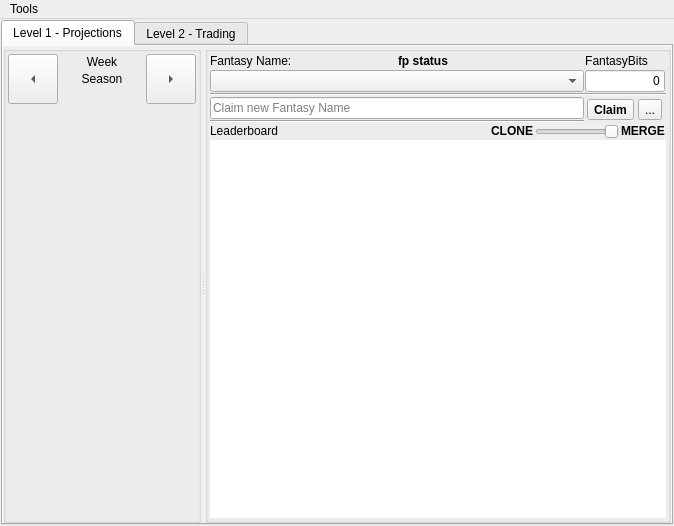
Qt form tradingfootball/mainwindow.ui (protoblock/protoblock) before a commit.
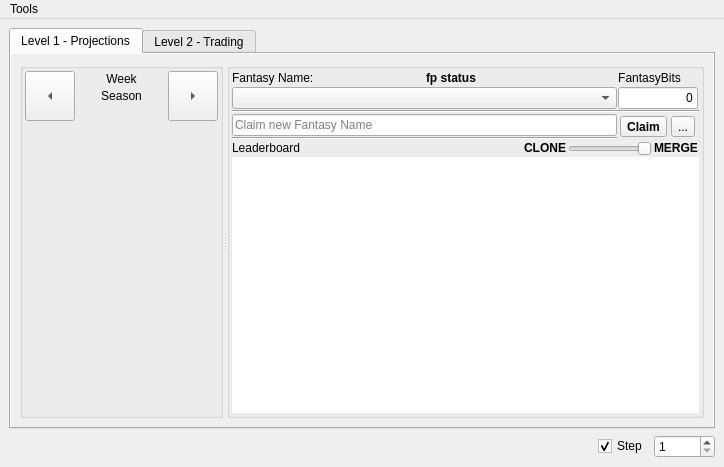
The same form after that commit. The open tabs and pages were chosen to show the change. Icons and pictures are not drawn. Custom widgets are drawn as their Qt base class.

Commit message: testing ll2 with block-exlporer

```diff
--- a/tradingfootball/mainwindow.ui
+++ b/tradingfootball/mainwindow.ui
@@ -6,8 +6,8 @@
    <rect>
     <x>0</x>
     <y>0</y>
-    <width>674</width>
-    <height>526</height>
+    <width>724</width>
+    <height>467</height>
    </rect>
   </property>
   <property name="windowTitle">
@@ -17,23 +17,8 @@
    <bool>false</bool>
   </property>
   <widget class="QWidget" name="centralwidget">
-   <layout class="QGridLayout" name="gridLayout_6" rowstretch="0">
-    <property name="leftMargin">
-     <number>1</number>
-    </property>
-    <property name="topMargin">
-     <number>1</number>
-    </property>
-    <property name="rightMargin">
-     <number>1</number>
-    </property>
-    <property name="bottomMargin">
-     <number>1</number>
-    </property>
-    <property name="spacing">
-     <number>1</number>
-    </property>
-    <item row="0" column="0">
+   <layout class="QGridLayout" name="gridLayout_7">
+    <item row="0" column="0" colspan="3">
      <widget class="QTabWidget" name="tabWidget">
       <property name="autoFillBackground">
        <bool>true</bool>
@@ -85,22 +70,7 @@
        <attribute name="title">
         <string notr="true">Level 1 - Projections</string>
        </attribute>
-       <layout class="QGridLayout" name="gridLayout_7">
-        <property name="leftMargin">
-         <number>0</number>
-        </property>
-        <property name="topMargin">
-         <number>0</number>
-        </property>
-        <property name="rightMargin">
-         <number>0</number>
-        </property>
-        <property name="bottomMargin">
-         <number>0</number>
-        </property>
-        <property name="horizontalSpacing">
-         <number>0</number>
-        </property>
+       <layout class="QGridLayout" name="gridLayout_6">
         <item row="0" column="0">
          <widget class="QSplitter" name="splitter">
           <property name="orientation">
@@ -758,6 +728,39 @@
       </widget>
      </widget>
     </item>
+    <item row="1" column="0">
+     <spacer name="horizontalSpacer_3">
+      <property name="orientation">
+       <enum>Qt::Horizontal</enum>
+      </property>
+      <property name="sizeHint" stdset="0">
+       <size>
+        <width>594</width>
+        <height>20</height>
+       </size>
+      </property>
+     </spacer>
+    </item>
+    <item row="1" column="1">
+     <widget class="QCheckBox" name="doStep">
+      <property name="text">
+       <string>Step</string>
+      </property>
+      <property name="checked">
+       <bool>true</bool>
+      </property>
+     </widget>
+    </item>
+    <item row="1" column="2">
+     <widget class="QSpinBox" name="blockNum">
+      <property name="minimum">
+       <number>1</number>
+      </property>
+      <property name="maximum">
+       <number>10000</number>
+      </property>
+     </widget>
+    </item>
    </layout>
   </widget>
   <widget class="QMenuBar" name="myMenuBar">
@@ -765,8 +768,8 @@
     <rect>
      <x>0</x>
      <y>0</y>
-     <width>674</width>
-     <height>21</height>
+     <width>724</width>
+     <height>26</height>
     </rect>
    </property>
    <property name="layoutDirection">
```
Left out of the diff: 276 changed lines with no effect on the pictures. The commit also changes 10 other files.
